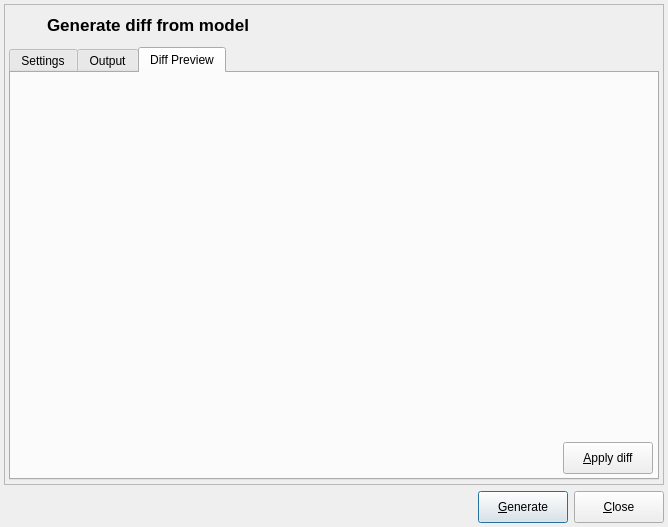
Old version of the form libpgmodeler_ui/ui/modeldatabasediffform.ui in the repository pgmodeler/pgmodeler.
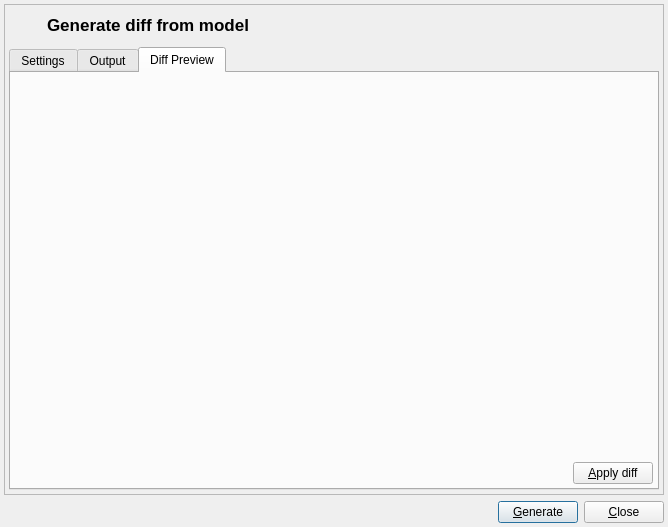
New version of the form. The open tabs and pages were chosen to show the change. Icons and pictures are not drawn.

What changed in the file:
```diff
--- a/libpgmodeler_ui/ui/modeldatabasediffform.ui
+++ b/libpgmodeler_ui/ui/modeldatabasediffform.ui
@@ -1766,17 +1766,11 @@
           <item row="1" column="1">
            <widget class="QPushButton" name="apply_on_server_btn">
             <property name="sizePolicy">
-             <sizepolicy hsizetype="Maximum" vsizetype="Fixed">
+             <sizepolicy hsizetype="Fixed" vsizetype="Fixed">
               <horstretch>0</horstretch>
               <verstretch>0</verstretch>
              </sizepolicy>
             </property>
-            <property name="minimumSize">
-             <size>
-              <width>90</width>
-              <height>32</height>
-             </size>
-            </property>
             <property name="maximumSize">
              <size>
               <width>16777215</width>
@@ -1792,8 +1786,8 @@
             </property>
             <property name="iconSize">
              <size>
-              <width>20</width>
-              <height>20</height>
+              <width>22</width>
+              <height>22</height>
              </size>
             </property>
             <property name="default">
@@ -1843,8 +1837,8 @@
        </property>
        <property name="minimumSize">
         <size>
-         <width>90</width>
-         <height>32</height>
+         <width>0</width>
+         <height>0</height>
         </size>
        </property>
        <property name="maximumSize">
@@ -1862,8 +1856,8 @@
        </property>
        <property name="iconSize">
         <size>
-         <width>20</width>
-         <height>20</height>
+         <width>22</width>
+         <height>22</height>
         </size>
        </property>
        <property name="default">
@@ -1881,8 +1875,8 @@
        </property>
        <property name="minimumSize">
         <size>
-         <width>90</width>
-         <height>32</height>
+         <width>0</width>
+         <height>0</height>
         </size>
        </property>
        <property name="maximumSize">
@@ -1900,8 +1894,8 @@
        </property>
        <property name="iconSize">
         <size>
-         <width>20</width>
-         <height>20</height>
+         <width>22</width>
+         <height>22</height>
         </size>
        </property>
        <property name="flat">
```
Left out of the diff: 14 changed lines with no effect on the pictures.
